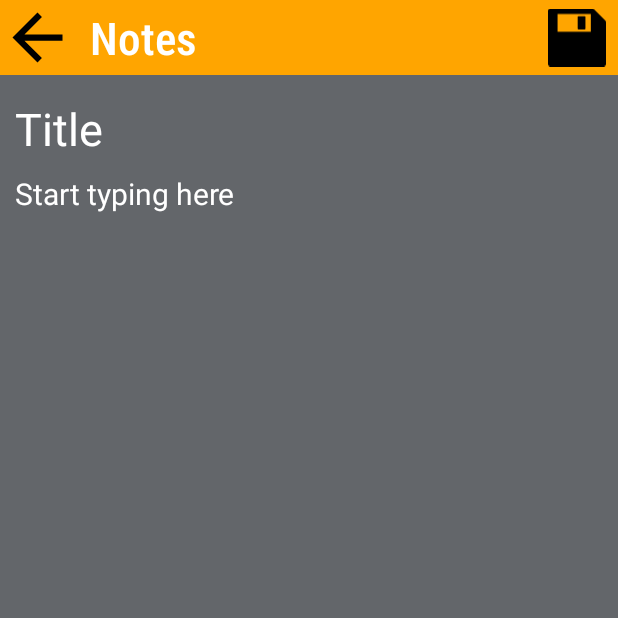
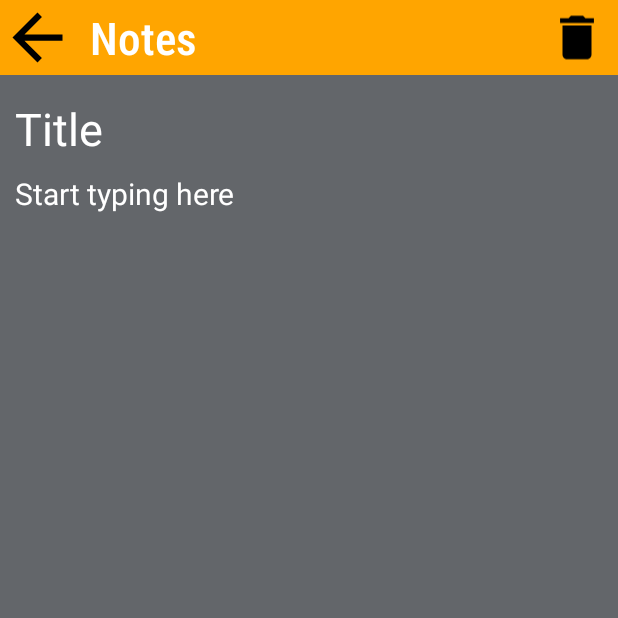
Before and after one commit to agr-shubham/NotesApp, an Android app: the HomeActivity screen opened directly, with no data from a screen before it, on a phone screen of 412 x 824 dp, the top half of it. Run offline under Robolectric (Android 15) with nearby library versions, the phone set to English and light mode, and no system bars.

Commit message:
autosave timestamp delete features added

```diff
--- a/app/src/main/AndroidManifest.xml
+++ b/app/src/main/AndroidManifest.xml
@@ -8,9 +8,8 @@
         android:allowBackup="true"
         android:dataExtractionRules="@xml/data_extraction_rules"
         android:fullBackupContent="@xml/backup_rules"
-        android:icon="@mipmap/ic_launcher"
+        android:icon="@drawable/notes_icon"
         android:label="@string/app_name"
-        android:roundIcon="@mipmap/ic_launcher_round"
         android:supportsRtl="true"
         android:theme="@style/Theme.Notes"
         tools:targetApi="31">
--- a/app/src/main/java/com/shubham/notes/UI/activities/dao/NotesDao.kt
+++ b/app/src/main/java/com/shubham/notes/UI/activities/dao/NotesDao.kt
@@ -7,11 +7,11 @@ import kotlinx.coroutines.flow.Flow
 
 @Dao
 interface NotesDao {
-    @Query("SELECT * FROM notes_table ORDER BY title ASC")
+    @Query("SELECT * FROM notes_table ORDER BY update_time DESC")
     fun getAlphabetizedNotes(): LiveData<List<Notes>>
 
     @Insert(onConflict = OnConflictStrategy.REPLACE)
-    suspend fun insert(word: Notes)
+    abstract fun insert(word: Notes): Long
 
     @Query("DELETE FROM notes_table")
     suspend fun deleteAll()
@@ -22,4 +22,7 @@ interface NotesDao {
     @Query("SELECT * FROM notes_table WHERE id= :id")
     abstract fun getNote(id: Long) : Notes
 
+    @Query("DELETE FROM notes_table WHERE id= :id")
+    abstract fun deleteNote(id: Long)
+
 }
--- a/app/src/main/java/com/shubham/notes/UI/activities/entity/Notes.kt
+++ b/app/src/main/java/com/shubham/notes/UI/activities/entity/Notes.kt
@@ -3,6 +3,7 @@ package com.shubham.notes.UI.activities.entity
 import androidx.room.ColumnInfo
 import androidx.room.Entity
 import androidx.room.PrimaryKey
+import java.sql.Timestamp
 
 @Entity(tableName = "notes_table")
 data class Notes(
--- /dev/null
+++ b/app/src/main/res/drawable/ic_baseline_delete_24.xml
@@ -0,0 +1,5 @@
+<vector android:height="24dp" android:tint="#000000"
+    android:viewportHeight="24" android:viewportWidth="24"
+    android:width="24dp" xmlns:android="http://schemas.android.com/apk/res/android">
+    <path android:fillColor="@android:color/white" android:pathData="M6,19c0,1.1 0.9,2 2,2h8c1.1,0 2,-0.9 2,-2V7H6v12zM19,4h-3.5l-1,-1h-5l-1,1H5v2h14V4z"/>
+</vector>
--- a/app/src/main/res/layout/home.xml
+++ b/app/src/main/res/layout/home.xml
@@ -39,7 +39,7 @@
         app:layout_constraintTop_toTopOf="parent" />
 
     <ImageButton
-        android:id="@+id/save_button"
+        android:id="@+id/delete_button"
         android:layout_width="50dp"
         android:layout_height="50dp"
         android:adjustViewBounds="true"
@@ -47,7 +47,7 @@
         android:padding="3dp"
         android:paddingEnd="8dp"
         android:scaleType="fitCenter"
-        android:src="@drawable/ic_save_icon_svgrepo_com"
+        android:src="@drawable/ic_baseline_delete_24"
         app:layout_constraintEnd_toEndOf="parent"
         app:layout_constraintTop_toTopOf="@+id/title" />
 
--- a/app/src/main/res/values/colors.xml
+++ b/app/src/main/res/values/colors.xml
@@ -7,6 +7,7 @@
     <color name="teal_700">#FF018786</color>
     <color name="black">#FF000000</color>
     <color name="white">#FFFFFFFF</color>
+    <color name="dull_white">#90FFFFFF</color>
     <color name="orange">#FFA500</color>
     <color name="dark_gray">#63666A</color>
     <color name="gray_600">#FF757575</color>
```
Also changed, not shown: app/src/main/java/com/shubham/notes/UI/activities/HomeActivity.kt (+58 -18 lines), app/src/main/java/com/shubham/notes/UI/activities/adapters/ListNotesAdapter.kt (+47 -7 lines), app/src/main/java/com/shubham/notes/UI/activities/dao/NotesRepository.kt (+6 -2 lines), app/src/main/java/com/shubham/notes/UI/activities/dao/NotesViewModel.kt (+6 -2 lines), app/src/main/res/layout/note_title_card.xml (+9 -0 lines), app/src/main/res/menu/list_notes_item_menu.xml (added, +7 -0 lines), app/src/main/res/drawable/notes_icon.png (added).
